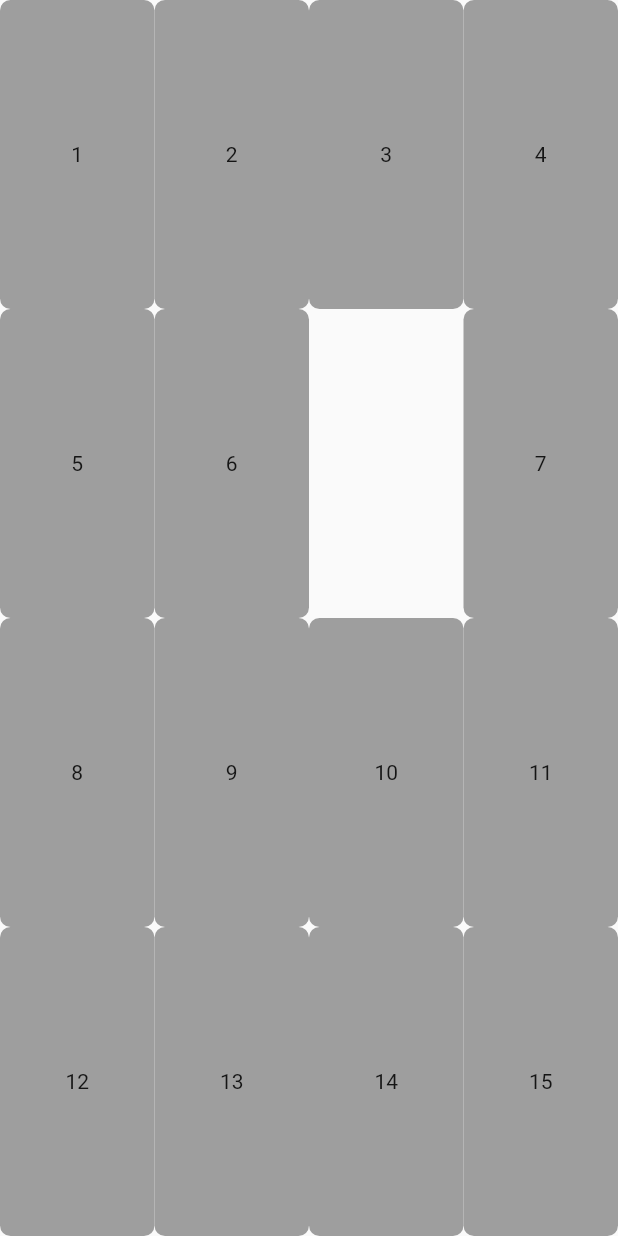
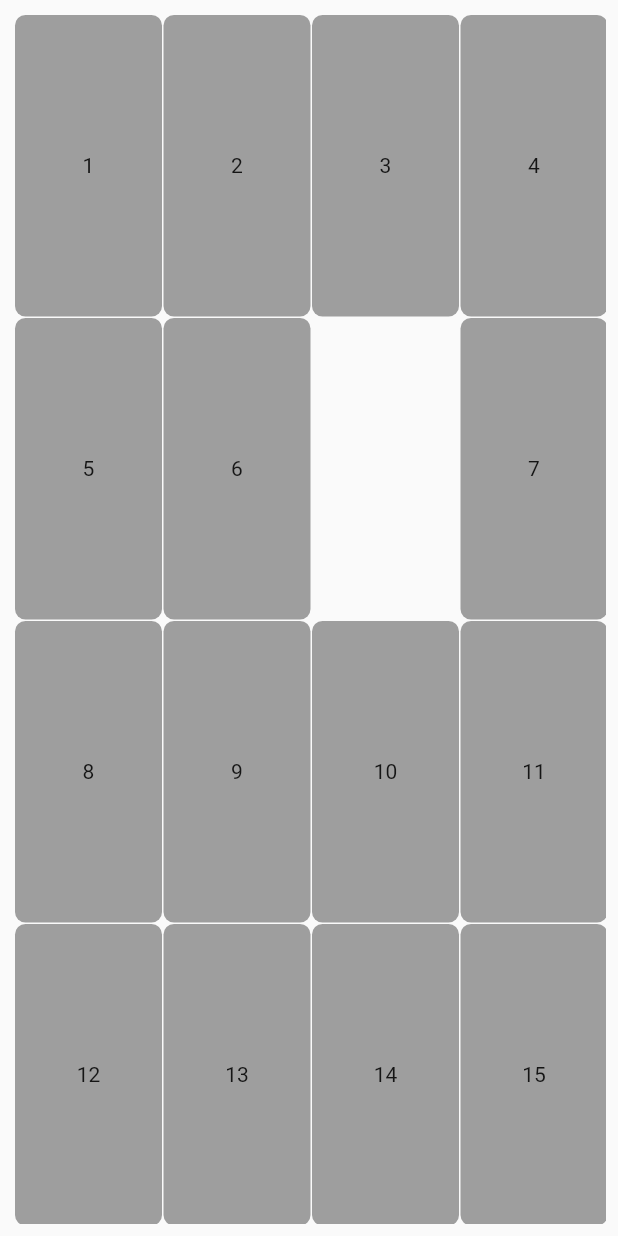
Before and after one commit to pandora-house/puzzle-game, a Flutter app: the screen it shows after launch, on a phone screen of 412 x 824 dp. Run offline on Flutter 3.47's test engine with Material 2 defaults, Android fonts, the phone set to English and light mode, and no system bars.

Commit message:
add padding

```diff
--- a/lib/engine.dart
+++ b/lib/engine.dart
@@ -1,5 +1,6 @@
 import 'package:flutter/cupertino.dart';
 import 'package:collection/collection.dart';
+import 'package:puzzle_game/home_page.dart';
 
 import 'models/models.dart';
 
@@ -124,9 +125,11 @@ class Engine extends ChangeNotifier {
     return IdIndex(x: xIdIndex, y: yIdIndex);
   }
 
-  double getBoxWith(var size) => size.width / _currentIdMatrix[0].length;
+  double getBoxWith(var size) =>
+      (size.width - 2 * HomePage.paddingPage) / _currentIdMatrix[0].length;
 
-  double getBoxHeight(var size) => size.height / _currentIdMatrix.length;
+  double getBoxHeight(var size) =>
+      (size.height - 2 * HomePage.paddingPage) / _currentIdMatrix.length;
 
   bool isIdMatrixCorrect() {
     Function equal = const DeepCollectionEquality().equals;
--- a/lib/home_page.dart
+++ b/lib/home_page.dart
@@ -5,11 +5,15 @@ import 'widgets/box_animated_widget.dart';
 class HomePage extends StatelessWidget {
   const HomePage({Key? key}) : super(key: key);
 
+  static const paddingPage = 8.0;
+
   @override
   Widget build(BuildContext context) {
     final size = MediaQuery.of(context).size;
     return Scaffold(
-        body: Stack(
+        body: Padding(
+          padding: const EdgeInsets.all(paddingPage),
+          child: Stack(
             children: [
               BoxAnimatedWidget(
                 id: 1,
@@ -72,6 +76,7 @@ class HomePage extends StatelessWidget {
                 size: size,
               ),
             ],
+          ),
         ));
   }
 }
--- a/lib/widgets/box_container_widget.dart
+++ b/lib/widgets/box_container_widget.dart
@@ -10,15 +10,19 @@ class BoxContainerWidget extends StatelessWidget {
 
   @override
   Widget build(BuildContext context) {
+    const padding = 0.5;
     final size = MediaQuery.of(context).size;
-    return Container(
-      width: Engine().getBoxWith(size),
-      height: Engine().getBoxHeight(size),
-      decoration: BoxDecoration(
-        borderRadius: BorderRadius.circular(7),
-        color: Colors.grey,
+    return Padding(
+      padding: const EdgeInsets.all(2),
+      child: Container(
+        width: Engine().getBoxWith(size) - 2 * padding,
+        height: Engine().getBoxHeight(size) - 2 * padding,
+        decoration: BoxDecoration(
+          borderRadius: BorderRadius.circular(7),
+          color: Colors.grey,
+        ),
+        child: Center(child: Text('$id')),
       ),
-      child: Center(child: Text('$id')),
     );
   }
 }
```
Lines whose indentation alone changed are shown as unchanged.
